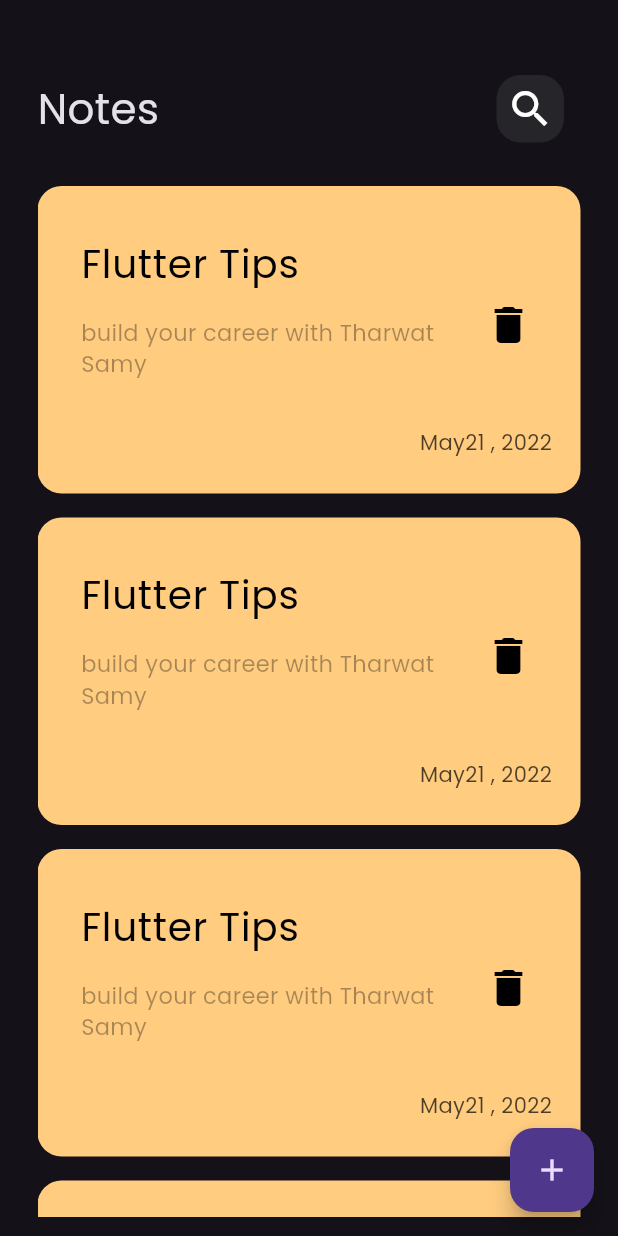
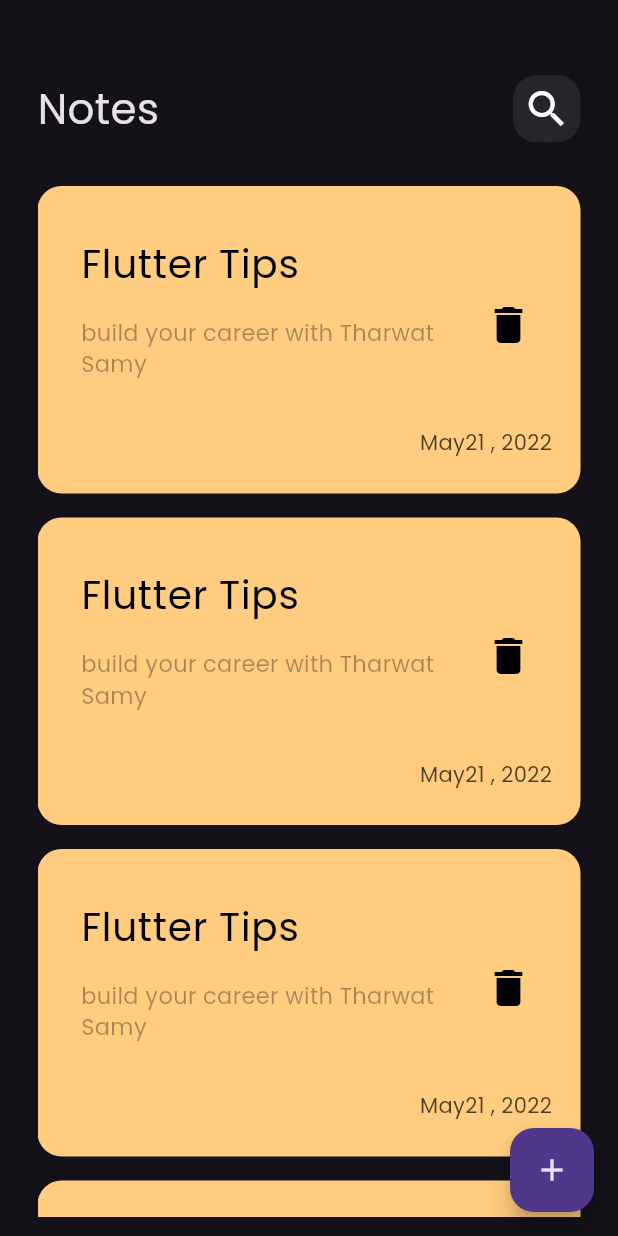
Before and after one commit to iYoussefAdly/notes_app, a Flutter app: the screen it shows after launch, on a phone screen of 412 x 824 dp. Run offline on Flutter 3.47's test engine with Material 3 defaults, Android fonts, the phone set to English and light mode, and no system bars.

Commit message:
add CustomAppBar to EditNoteview

```diff
--- /dev/null
+++ b/lib/widgets/custom_Icon.dart
@@ -0,0 +1,18 @@
+import 'package:flutter/material.dart';
+
+class CustomIcon extends StatelessWidget {
+  const CustomIcon({super.key, required this.icon});
+ final IconData icon;
+  @override
+  Widget build(BuildContext context) {
+    return Container(
+      width: 45,
+      height: 45,
+      decoration: BoxDecoration(
+        color: Colors.white.withOpacity(0.08),
+        borderRadius: BorderRadius.circular(16),
+      ),
+      child: Center(child: Icon(icon, size: 32)),
+    );
+  }
+}
--- a/lib/widgets/custom_app_bar.dart
+++ b/lib/widgets/custom_app_bar.dart
@@ -1,19 +1,21 @@
 import 'package:flutter/material.dart';
-import 'package:notes_app/widgets/custom_search_Icon.dart';
+import 'package:notes_app/widgets/custom_Icon.dart';
 
 class CustomAppBar extends StatelessWidget {
-  const CustomAppBar({super.key});
-
+  const CustomAppBar({super.key, required this.titleOfAppBar, required this.icon});
+  final String titleOfAppBar;
+  final IconData icon;
   @override
   Widget build(BuildContext context) {
     return Padding(
-      padding: const EdgeInsets.only(top: 50 ),
+      padding: const EdgeInsets.only(top: 50),
       child: Row(
-        spacing: 225,
         children: [
-          Text('Notes',style: TextStyle(fontSize: 28),),
-        CustomSearchIcon()
-      ],),
+          Text(titleOfAppBar, style: TextStyle(fontSize: 28)),
+          Spacer(),
+          CustomIcon(icon: icon),
+        ],
+      ),
     );
   }
 }
--- a/lib/widgets/custom_note_item.dart
+++ b/lib/widgets/custom_note_item.dart
@@ -1,4 +1,5 @@
 import 'package:flutter/material.dart';
+import 'package:notes_app/view/edit_view.dart';
 
 class NoteItem extends StatelessWidget {
   const NoteItem({super.key});
@@ -7,6 +8,12 @@ class NoteItem extends StatelessWidget {
   Widget build(BuildContext context) {
     return Padding(
       padding: const EdgeInsets.only(top:16),
+      child: GestureDetector(
+        onTap: () {
+          Navigator.push(context, MaterialPageRoute(builder: (context) {
+            return EditView();
+          }));
+        },
         child: Container(
           decoration: BoxDecoration(
             color:Color(0xffFFCC80),
@@ -52,6 +59,7 @@ class NoteItem extends StatelessWidget {
               ),
             ),
         ),
+      ),
     );
   }
 }
--- a/lib/widgets/custom_search_Icon.dart
+++ /dev/null
@@ -1,15 +0,0 @@
-import 'package:flutter/material.dart';
-
-class CustomSearchIcon extends StatelessWidget {
-  const CustomSearchIcon({super.key});
-
-  @override
-  Widget build(BuildContext context) {
-    return Container(
-      width: 45,
-      height:45,
-      decoration: BoxDecoration(color: Colors.white.withOpacity(0.08),borderRadius: BorderRadius.circular(16)),
-      child:Center(child: Icon(Icons.search,size: 32,))
-    );
-  }
-}
--- a/lib/widgets/notes_view_body.dart
+++ b/lib/widgets/notes_view_body.dart
@@ -11,7 +11,7 @@ class NotesViewBody extends StatelessWidget {
     return Padding(
         padding: const EdgeInsets.symmetric(horizontal: 25),
         child: Column(children: [
-          CustomAppBar(),
+          CustomAppBar(titleOfAppBar: 'Notes',icon: Icons.search,),
          NotesListView(),
         ]),
 
```
Also changed, not shown: lib/view/edit_view.dart (added, +14 -0 lines), lib/widgets/edit_note_view_body.dart (added, +18 -0 lines). Lines whose indentation alone changed are shown as unchanged.
